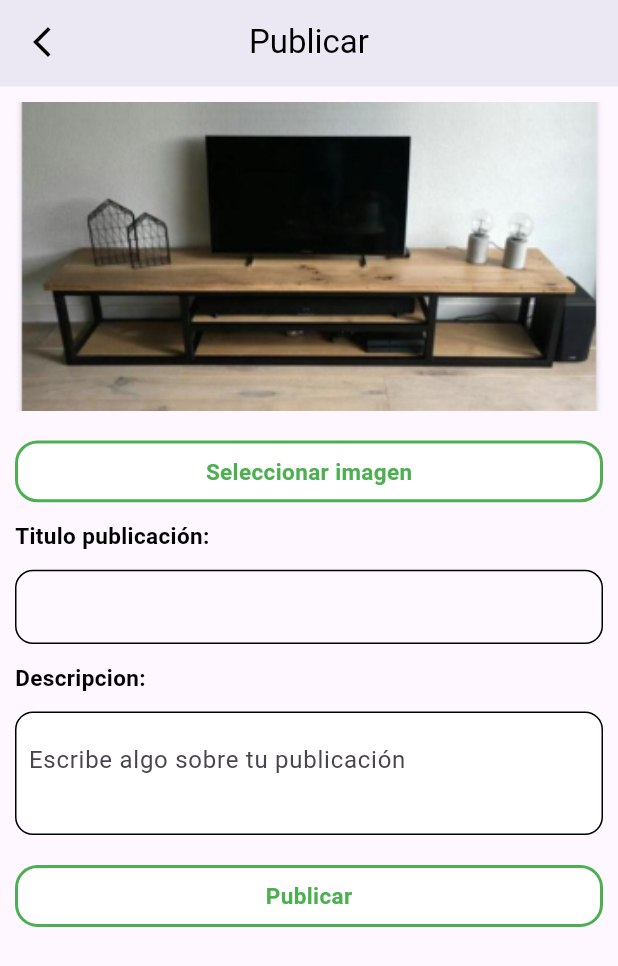
After one commit to DiegoAlonso21d/Proyecto-Movil-Planetario, a Flutter app: the PublicarPostScreen screen opened by its route, on a phone screen of 412 x 824 dp. The commit adds this screen. Shown: the top 966 px of the screen. Run offline on Flutter 3.47's test engine with Material 3 defaults, Android fonts, the phone set to English and light mode, and no system bars; our stand-ins replace animate_do, animated_splash_screen, font_awesome_flutter, get; network calls fail.

Commit message:
commit lunes

```diff
--- a/lib/routes/routesPages.dart
+++ b/lib/routes/routesPages.dart
@@ -10,6 +10,10 @@ class RoutesPage {
       page: () => SplashScreen(),
     ),
     GetPage(
+      name: RoutesName.HOME,
+      page: () => HomeScreen(),
+    ),
+    GetPage(
       name: RoutesName.LOGIN,
       page: () => LoginScreen(),
     ),
@@ -19,7 +23,7 @@ class RoutesPage {
     ),
     GetPage(
       name: RoutesName.POST,
-      page: () => PublicarPost(),
+      page: () => PublicarPostScreen(),
     ),
   ];
 }
--- /dev/null
+++ b/lib/screens/Posts/publicarPost_screen.dart
@@ -0,0 +1,258 @@
+import 'package:flutter/material.dart';
+import 'package:flutter_app_planetario/widgets/widgets.dart';
+
+class PublicarPostScreen extends StatelessWidget {
+  const PublicarPostScreen({Key? key}) : super(key: key);
+
+  @override
+  Widget build(BuildContext context) {
+    final width = MediaQuery.of(context).size.width;
+    final height = MediaQuery.of(context).size.height;
+
+    return Scaffold(
+      appBar: AppBarModelo(
+        title: 'Publicar',
+        backgroundColor: Colors.white,
+        height: height * 0.07,
+        elevation: 10,
+        leading: IconButton(
+          icon: Icon(Icons.arrow_back_ios_new, color: Colors.black),
+          onPressed: () {
+            Navigator.of(context).pop();
+          },
+        ),
+      ),
+      body: _CreatePostForm(width: width, height: height),
+    );
+  }
+}
+
+class _CreatePostForm extends StatelessWidget {
+  const _CreatePostForm({
+    super.key,
+    required this.width,
+    required this.height,
+  });
+
+  final double width;
+  final double height;
+
+  @override
+  Widget build(BuildContext context) {
+    return SingleChildScrollView(
+      child: Column(
+        children: [
+          _ImagePost(width: width, height: height),
+          _SeleccionarImageButton(width: width, height: height),
+          _TituloLabel(width: width),
+          _TituloInput(width: width, height: height),
+          _DescripcionLabel(width: width),
+          _DescripcionInput(width: width, height: height),
+          _PublicarButton(width: width, height: height),
+        ],
+      ),
+    );
+  }
+}
+
+class _PublicarButton extends StatelessWidget {
+  const _PublicarButton({
+    super.key,
+    required this.width,
+    required this.height,
+  });
+
+  final double width;
+  final double height;
+
+  @override
+  Widget build(BuildContext context) {
+    return Padding(
+      padding: const EdgeInsets.all(10),
+      child: ButtonWidget(
+        underline: false,
+        textoButton: "Publicar",
+        isFontBold: true,
+        widthButton: width * 1,
+        heightButton: height * 0.05,
+        borderRadiusAll: true,
+        borderRadius: 15,
+        colorTextButton: Colors.green,
+        widthBorder: 2,
+        colorBorder: Colors.green,
+        backgroundColorButton: Colors.white,
+      ),
+    );
+  }
+}
+
+class _DescripcionInput extends StatelessWidget {
+  const _DescripcionInput({
+    super.key,
+    required this.width,
+    required this.height,
+  });
+
+  final double width;
+  final double height;
+
+  @override
+  Widget build(BuildContext context) {
+    return Padding(
+      padding: const EdgeInsets.all(10),
+      child: TextAreaPrueba(
+        hintText: 'Escribe algo sobre tu publicación',
+        borderWidth: 1,
+        borderColor: Colors.black,
+        borderRadius: BorderRadius.circular(12.0),
+        width: width * 1,
+        height: height * 0.1,
+        controller: TextEditingController(),
+      ),
+    );
+  }
+}
+
+class _DescripcionLabel extends StatelessWidget {
+  const _DescripcionLabel({
+    super.key,
+    required this.width,
+  });
+
+  final double width;
+
+  @override
+  Widget build(BuildContext context) {
+    return Padding(
+      padding: const EdgeInsets.symmetric(vertical: 2, horizontal: 10),
+      child: Container(
+        width: width * 1,
+        child: Text(
+          "Descripcion:",
+          textAlign: TextAlign.left,
+          style: TextStyle(
+            color: Colors.black,
+            fontWeight: FontWeight.bold,
+            fontSize: 15,
+          ),
+        ),
+      ),
+    );
+  }
+}
+
+class _TituloInput extends StatelessWidget {
+  const _TituloInput({
+    super.key,
+    required this.width,
+    required this.height,
+  });
+
+  final double width;
+  final double height;
+
+  @override
+  Widget build(BuildContext context) {
+    return Padding(
+      padding: const EdgeInsets.all(10),
+      child: InputWidget(
+        isFontBold: false,
+        width: width * 1,
+        height: height * 0.06,
+        backgroundColor: Colors.white24,
+        borderRadius: BorderRadius.circular(12.0),
+        iconColor: Colors.white,
+        inputType: TextInputType.text,
+        borderWidth: 1,
+        borderColor: Colors.black,
+      ),
+    );
+  }
+}
+
+class _TituloLabel extends StatelessWidget {
+  const _TituloLabel({
+    super.key,
+    required this.width,
+  });
+
+  final double width;
+
+  @override
+  Widget build(BuildContext context) {
+    return Padding(
+      padding: const EdgeInsets.symmetric(vertical: 2, horizontal: 10),
+      child: Container(
+        width: width * 1,
+        child: Text(
+          "Titulo publicación:",
+          textAlign: TextAlign.left,
+          style: TextStyle(
+            color: Colors.black,
+            fontWeight: FontWeight.bold,
+            fontSize: 15,
+          ),
+        ),
+      ),
+    );
+  }
+}
+
+class _SeleccionarImageButton extends StatelessWidget {
+  const _SeleccionarImageButton({
+    super.key,
+    required this.width,
+    required this.height,
+  });
+
+  final double width;
+  final double height;
+
+  @override
+  Widget build(BuildContext context) {
+    return Padding(
+      padding: const EdgeInsets.all(10),
+      child: ButtonWidget(
+        underline: false,
+        textoButton: "Seleccionar imagen",
+        isFontBold: true,
+        widthButton: width * 1,
+        heightButton: height * 0.05,
+        borderRadiusAll: true,
+        borderRadius: 15,
+        colorTextButton: Colors.green,
+        widthBorder: 2,
+        colorBorder: Colors.green,
+        backgroundColorButton: Colors.white,
+      ),
+    );
+  }
+}
+
+class _ImagePost extends StatelessWidget {
+  const _ImagePost({
+    super.key,
+    required this.width,
+    required this.height,
+  });
+
+  final double width;
+  final double height;
+
+  @override
+  Widget build(BuildContext context) {
+    return Padding(
+      padding: const EdgeInsets.all(10),
+      child: Container(
+        width: width,
+        height: height * 0.25,
+        decoration: BoxDecoration(
+          image: DecorationImage(
+            image: AssetImage('assets/post.png'),
+            fit: BoxFit.cover,
+          ),
+        ),
+      ),
+    );
+  }
+}
--- a/lib/screens/screens.dart
+++ b/lib/screens/screens.dart
@@ -1,5 +1,7 @@
+export 'package:flutter_app_planetario/screens/main/homeScreen.dart';
+
 export 'package:flutter_app_planetario/screens/splashScreen/splashScreen.dart';
 
 export 'package:flutter_app_planetario/screens/auth/register_screen.dart';
-export 'package:flutter_app_planetario/screens/Posts/publicarPost.dart';
+export 'package:flutter_app_planetario/screens/Posts/publicarPost_screen.dart';
 export 'package:flutter_app_planetario/screens/auth/login_screen.dart';
--- a/lib/widgets/customizables/inputWidget.dart
+++ b/lib/widgets/customizables/inputWidget.dart
@@ -20,6 +20,8 @@ class InputWidget extends StatelessWidget {
   final double? borderWidth; // Nuevo parámetro para el ancho del borde
   final Color? borderColor; // Nuevo parámetro para el color del borde
 
+  final bool isFontBold;
+
   final TextEditingController? textController;
 
   const InputWidget({
@@ -41,6 +43,7 @@ class InputWidget extends StatelessWidget {
     this.borderWidth, // Nuevo parámetro
     this.borderColor, // Nuevo parámetro
     this.textController,
+    required this.isFontBold,
   }) : super(key: key);
 
   @override
@@ -84,7 +87,8 @@ class InputWidget extends StatelessWidget {
               textAlign: TextAlign.left,
               keyboardType: inputType,
               obscureText: isPassword,
-              style: TextStyle(fontWeight: FontWeight.w900),
+              style: TextStyle(
+                  fontWeight: isFontBold ? FontWeight.w900 : FontWeight.normal),
               decoration: InputDecoration(
                 hintText: placeholder,
                 hintStyle: TextStyle(color: Colors.black),
--- a/lib/widgets/widgets.dart
+++ b/lib/widgets/widgets.dart
@@ -1,3 +1,9 @@
+export 'package:flutter_app_planetario/widgets/customizables/iconWidget.dart';
+export 'package:flutter_app_planetario/widgets/customizables/imageRoundedWidget.dart';
+export 'package:flutter_app_planetario/widgets/customizables/imageWidget.dart';
+
+export 'package:flutter_app_planetario/widgets/views/principalAppBarWidget.dart';
+
 export 'package:flutter_app_planetario/widgets/customizables/buttonWidget.dart';
 
 export 'package:flutter_app_planetario/widgets/customizables/textoWidget.dart';
```
Also changed, not shown: lib/screens/Posts/publicarPost.dart (deleted, +0 -133 lines), lib/screens/auth/login_screen.dart (+10 -1 lines), lib/screens/auth/register_screen.dart (+13 -1 lines), lib/screens/main/homeScreen.dart (added, +139 -0 lines), lib/widgets/customizables/iconWidget.dart (added, +23 -0 lines), lib/widgets/customizables/imageRoundedWidget.dart (added, +28 -0 lines), lib/widgets/customizables/imageWidget.dart (added, +18 -0 lines), lib/widgets/views/principalAppBarWidget.dart (added, +59 -0 lines), lib/widgets/views/AppBarModelo.dart (line endings or trailing spaces).
